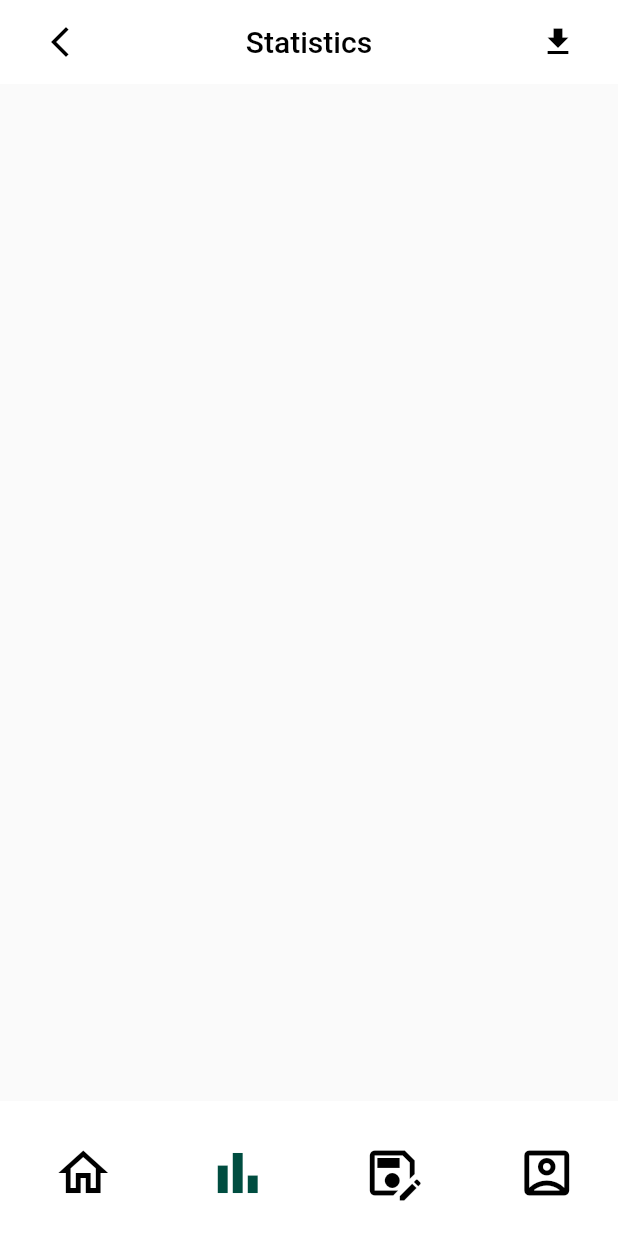
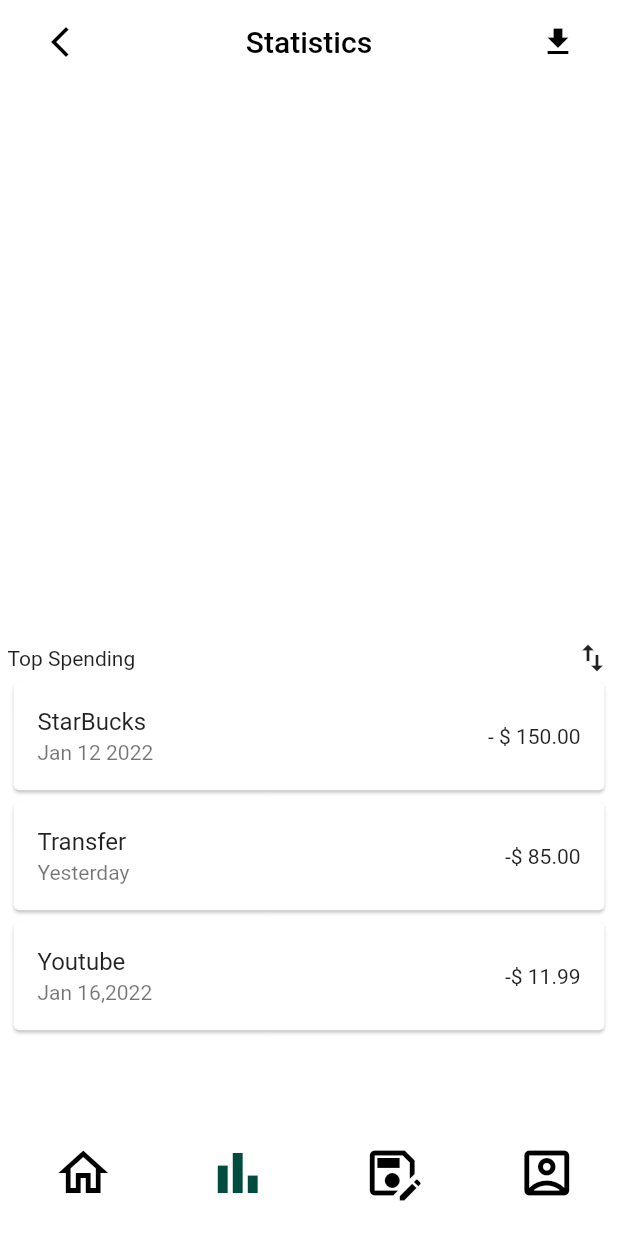
Before and after one commit to SaqibWani273/jan2023, a Flutter app: the screen it shows after launch, on a phone screen of 412 x 824 dp. Run offline on Flutter 3.47's test engine with Material 2 defaults, Android fonts, the phone set to English and light mode, and no system bars.

Commit message:
rough implementation of top spending

```diff
--- a/lib/models/data.dart
+++ b/lib/models/data.dart
@@ -24,4 +24,24 @@ class Data extends ChangeNotifier {
       'icon_filled': Icons.account_box_rounded,
     }
   ];
+  List<Map<String, dynamic>> listTileData = [
+    {
+      'title': 'StarBucks',
+      'subtitle': 'Jan 12 2022',
+      'image': 'assets/images/starbucks.png',
+      'trailingText': '- \$ 150.00',
+    },
+    {
+      'title': 'Transfer',
+      'subtitle': 'Yesterday',
+      'image': 'assets/images/transfer.png',
+      'trailingText': '-\$ 85.00',
+    },
+    {
+      'title': 'Youtube',
+      'subtitle': 'Jan 16,2022',
+      'image': 'assets/images/youtube.png',
+      'trailingText': '-\$ 11.99',
+    },
+  ];
 }
--- a/lib/statistics.dart
+++ b/lib/statistics.dart
@@ -1,10 +1,20 @@
 import 'package:flutter/material.dart';
+import 'package:internship_assignemnet_jan2023/main.dart';
+import 'models/data.dart';
 
-class Statistics extends StatelessWidget {
+class Statistics extends StatefulWidget {
   const Statistics({Key? key}) : super(key: key);
 
   @override
+  State<Statistics> createState() => _StatisticsState();
+}
+
+class _StatisticsState extends State<Statistics> {
+  @override
   Widget build(BuildContext context) {
+    Data _data = Data(context);
+    final mainContainerHeight = MediaQuery.of(context).size.height * 0.9;
+    final deviceWidth = MediaQuery.of(context).size.width;
     return Scaffold(
       appBar: AppBar(
           elevation: 0.0,
@@ -36,6 +46,54 @@ class Statistics extends StatelessWidget {
               ],
             ),
           )),
+      body: Container(
+        height: mainContainerHeight,
+        width: MediaQuery.of(context).size.width,
+        color: Colors.white,
+        child: Container(
+            child: Column(
+          children: [
+            Container(
+              height: mainContainerHeight * 0.5,
+            ),
+            Container(
+                //    height: mainContainerHeight * 0.4,
+                padding: const EdgeInsets.symmetric(horizontal: 5.0),
+                child: Column(
+                  children: [
+                    Row(
+                        mainAxisAlignment: MainAxisAlignment.spaceBetween,
+                        children: [
+                          Text('Top Spending'),
+                          Icon(Icons.swap_vert),
+                        ]),
+                    Container(
+                      // height: mainContainerHeight * 0.3,
+                      child: SingleChildScrollView(
+                        child: Column(
+                          children: _data.listTileData
+                              .map(
+                                (listTileMap) => Container(
+                                  width: deviceWidth,
+                                  child: Card(
+                                    child: ListTile(
+                                      title: Text(listTileMap['title']),
+                                      subtitle: Text(listTileMap['subtitle']),
+                                      trailing:
+                                          Text(listTileMap['trailingText']),
+                                    ),
+                                  ),
+                                ),
+                              )
+                              .toList(),
+                        ),
+                      ),
+                    ),
+                  ],
+                ))
+          ],
+        )),
+      ),
     );
   }
 }
--- a/pubspec.yaml
+++ b/pubspec.yaml
@@ -60,10 +60,8 @@ flutter:
   # the material Icons class.
   uses-material-design: true
 
-  # To add assets to your application, add an assets section, like this:
-  # assets:
-  #   - images/a_dot_burr.jpeg
-  #   - images/a_dot_ham.jpeg
+  assets :
+    - assets/images/
 
   # An image asset can refer to one or more resolution-specific "variants", see
   # https://flutter.dev/assets-and-images/#resolution-aware
```
Also changed, not shown: assets/images/starbucks.png (added), assets/images/transfer.png (added), assets/images/youtube.png (added).
